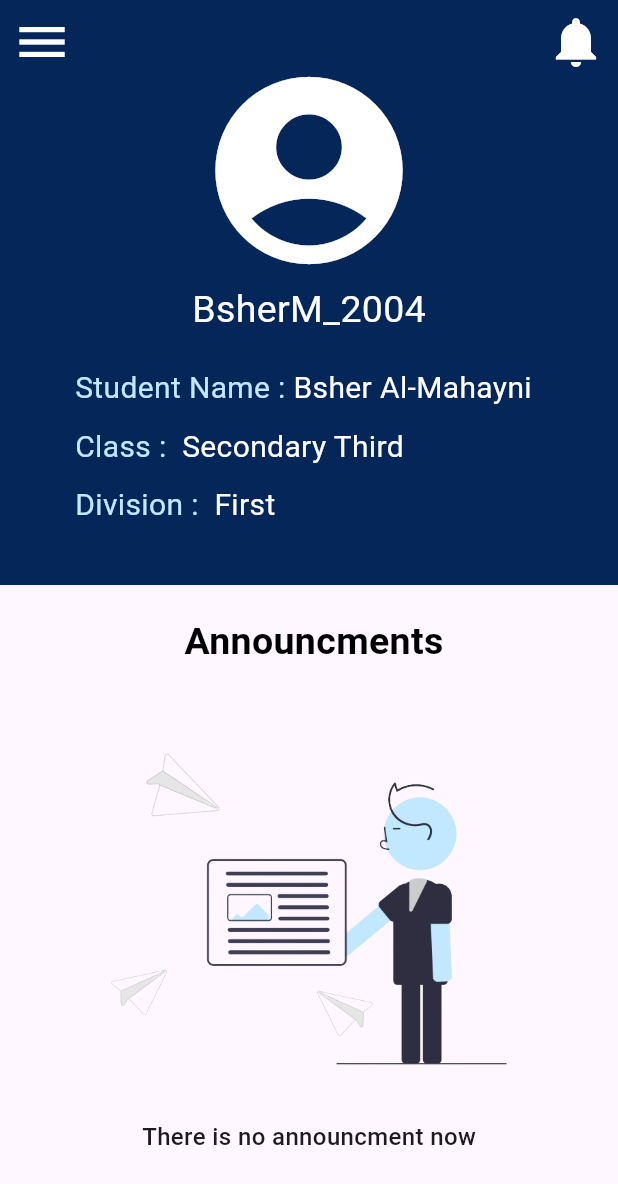
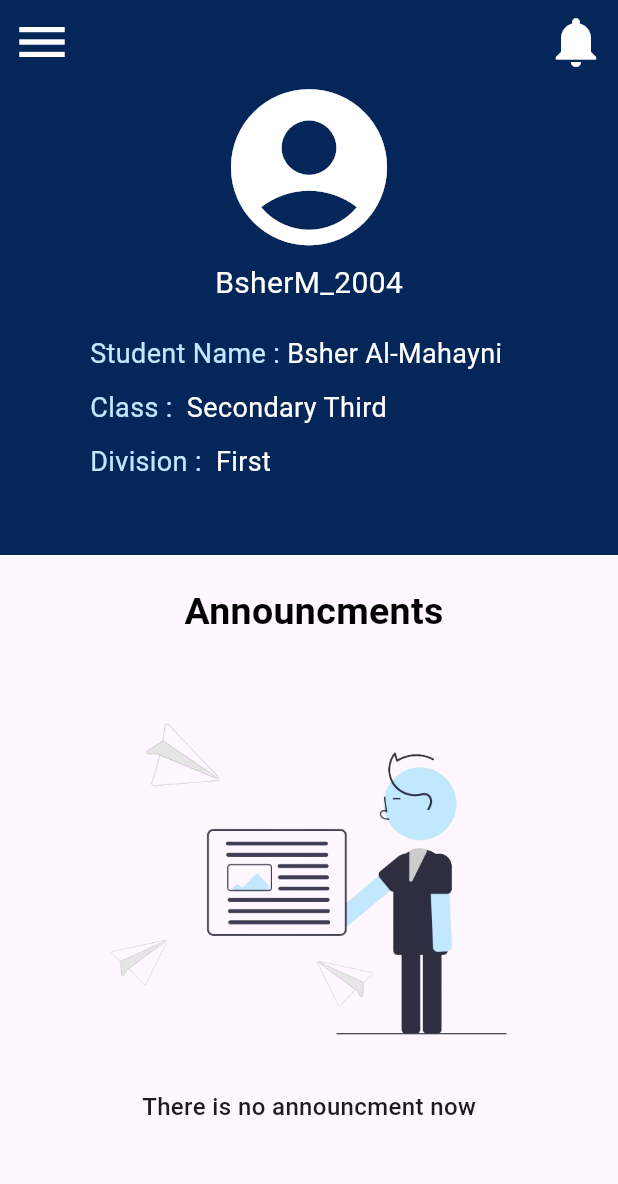
Before and after one commit to BsHeR4/myschool-Project, a Flutter app: the HomePageWithoutAnnouncment screen opened by its route, on a phone screen of 412 x 824 dp. Shown: the top 1184 px of the screen. Run offline on Flutter 3.47's test engine with Material 3 defaults, Android fonts, the phone set to English and light mode, and no system bars; our stand-ins replace font_awesome_flutter; accounts and stored records are empty.

```diff
--- a/lib/main.dart
+++ b/lib/main.dart
@@ -60,7 +60,7 @@ class _MySchoolState extends State<MySchool> {
           ShowMarkPage.id: (context) => ShowMarkPage(),
           ShowHomeworkPage.id:(context) => ShowHomeworkPage(),
         },
-        initialRoute: MainPage.id,
+        initialRoute: LoginPage.id,
       ),
     );
   }
--- a/lib/pages/home_page_without_announcment.dart
+++ b/lib/pages/home_page_without_announcment.dart
@@ -24,7 +24,7 @@ class HomePageWithoutAnnouncment extends StatelessWidget {
             elevation: 0,
             floating: false,
             pinned: true,
-            expandedHeight: 390,
+            expandedHeight: 370,
             leading: IconButton(
                 onPressed: () {},
                 icon: Icon(
@@ -43,36 +43,37 @@ class HomePageWithoutAnnouncment extends StatelessWidget {
             ],
             flexibleSpace: FlexibleSpaceBar(
               background: Container(
-                child: Padding(
-                  padding: const EdgeInsets.symmetric(horizontal: 50),
                 child: Column(
                   mainAxisAlignment: MainAxisAlignment.center,
                   children: [
                     Icon(
                       Icons.account_circle,
-                        size: 150,
+                      size: 125,
                       color: Colors.white,
                     ),
                     Text(
                       'BsherM_2004',
-                        style: TextStyle(fontSize: 25, color: Colors.white),
+                      style: TextStyle(fontSize: 20, color: Colors.white),
                     ),
                     SizedBox(
                       height: 20,
                     ),
                     Row(
                       children: [
+                        SizedBox(
+                          width: 60,
+                        ),
                         Text(
                           'Student Name : ',
                           style: TextStyle(
-                              fontSize: 20,
+                            fontSize: 18,
                             color: kSecondaryColor,
                           ),
                         ),
                         Text(
                           'Bsher Al-Mahayni',
                           style: TextStyle(
-                              fontSize: 20,
+                            fontSize: 18,
                             color: Colors.white,
                           ),
                         ),
@@ -83,17 +84,20 @@ class HomePageWithoutAnnouncment extends StatelessWidget {
                     ),
                     Row(
                       children: [
+                        SizedBox(
+                          width: 60,
+                        ),
                         Text(
                           'Class : ',
                           style: TextStyle(
-                              fontSize: 20,
+                            fontSize: 18,
                             color: kSecondaryColor,
                           ),
                         ),
                         Text(
                           ' Secondary Third',
                           style: TextStyle(
-                              fontSize: 20,
+                            fontSize: 18,
                             color: Colors.white,
                           ),
                         ),
@@ -104,24 +108,26 @@ class HomePageWithoutAnnouncment extends StatelessWidget {
                     ),
                     Row(
                       children: [
+                        SizedBox(
+                          width: 60,
+                        ),
                         Text(
                           'Division : ',
                           style: TextStyle(
-                              fontSize: 20,
+                            fontSize: 18,
                             color: kSecondaryColor,
                           ),
                         ),
                         Text(
                           ' First',
                           style: TextStyle(
-                              fontSize: 20,
+                            fontSize: 18,
                             color: Colors.white,
                           ),
                         ),
                       ],
                     ),
                   ],
-                  ),
                 ),
               ),
             ),
--- a/lib/widgets/homework_box.dart
+++ b/lib/widgets/homework_box.dart
@@ -23,7 +23,7 @@ class HomeworkBox extends StatelessWidget {
             // constraints: BoxConstraints(
             //     maxHeight: MediaQuery.of(context).size.height * .30),
             child: Card(
-              color: kSecondaryColor4,
+              color: kSecondaryColor,
               child: SingleChildScrollView(
                 child: Padding(
                   padding: const EdgeInsets.all(20),
@@ -55,9 +55,10 @@ class HomeworkBox extends StatelessWidget {
                         height: 15,
                       ),
                       Divider(
+                        color: Colors.black,
                         indent: 75,
                         endIndent: 75,
-                        thickness: 0.7,
+                        thickness: 0.1,
                       ),
 
                       Padding(
```
Lines whose indentation alone changed are shown as unchanged.
